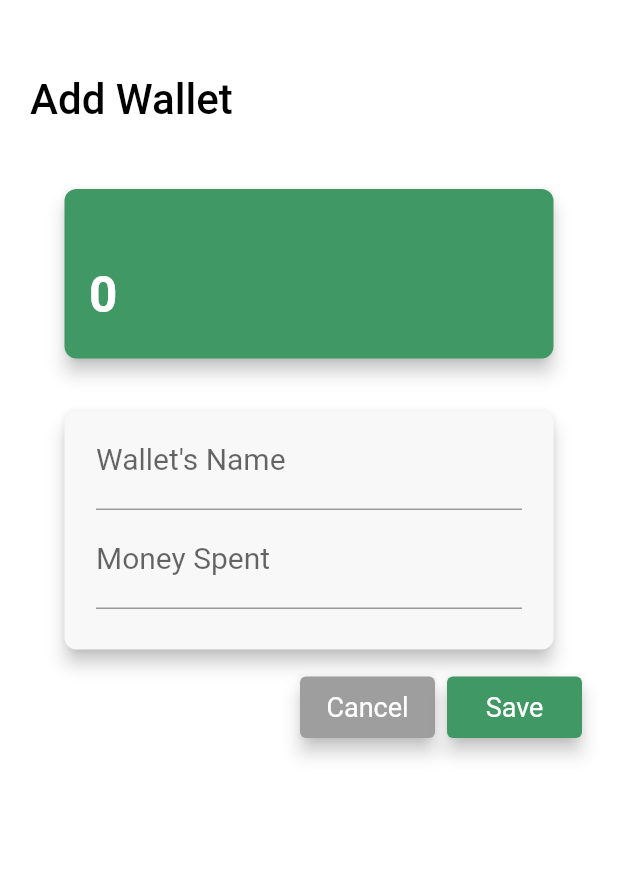
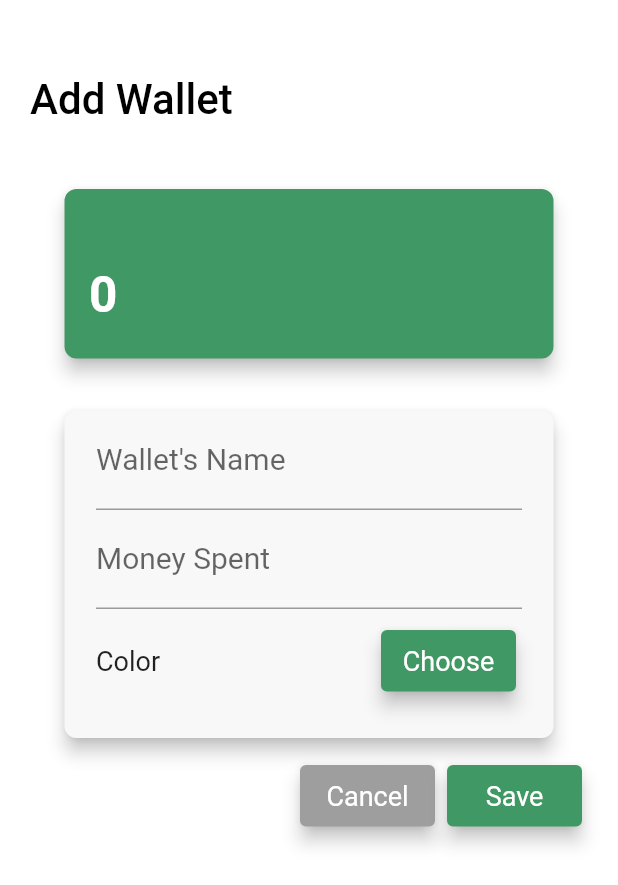
Before and after one commit to ridhoperdana/edompet, a Flutter app: the AddWallet screen opened directly, on a phone screen of 412 x 824 dp. Shown: the top 885 px of the screen. Run offline on Flutter 3.47's test engine with Material 2 defaults, Android fonts, the light colour scheme and no system bars; our stand-ins replace flutter_colorpicker, flutter_datetime_picker, flutter_svg.

Commit message:
feat: add color picker for wallet

```diff
--- a/lib/add_wallet/add_wallet.dart
+++ b/lib/add_wallet/add_wallet.dart
@@ -1,5 +1,6 @@
 import 'package:flutter/material.dart';
 import 'package:edompet/models/wallet.dart';
+import 'package:flutter_colorpicker/flutter_colorpicker.dart';
 
 class AddWalletState extends State<AddWallet> {
   int id = 2;
@@ -8,6 +9,9 @@ class AddWalletState extends State<AddWallet> {
 
   // final _formKey = GlobalKey();
   Wallet wallet = Wallet('', 0, '');
+  Color currentColor = Color.fromRGBO(64, 152, 100, 1);
+
+  void changeColor(Color color) => setState(() => currentColor = color);
 
   @override
   void initState() {
@@ -42,7 +46,7 @@ class AddWalletState extends State<AddWallet> {
               margin: EdgeInsets.fromLTRB(0, 0, 0, 27),
               child: Card(
                 elevation: 5,
-                color: Color.fromRGBO(64, 152, 100, 1),
+                color: this.currentColor,
                 shape: RoundedRectangleBorder(
                   borderRadius: BorderRadius.circular(8),
                 ),
@@ -80,6 +84,7 @@ class AddWalletState extends State<AddWallet> {
                 child: Padding(
                   padding: EdgeInsets.fromLTRB(21, 0, 21, 27),
                   child: Column(
+                    crossAxisAlignment: CrossAxisAlignment.start,
                     children: <Widget>[
                       TextFormField(
                         style: TextStyle(
@@ -113,6 +118,52 @@ class AddWalletState extends State<AddWallet> {
                           wallet.initialMoney = int.parse(val);
                         }),
                       ),
+                      Padding(
+                          padding: EdgeInsets.fromLTRB(0, 10, 0, 0),
+                          child: Row(
+                            children: <Widget>[
+                              Text(
+                                'Color',
+                                style: TextStyle(
+                                  fontSize: 18,
+                                ),
+                              ),
+                              Spacer(),
+                              InkWell(
+                                onTap: () {
+                                  showDialog(
+                                      context: context,
+                                      builder: (BuildContext context) {
+                                        return AlertDialog(
+                                          title: Text('Select a color'),
+                                          content: SingleChildScrollView(
+                                            child: BlockPicker(
+                                              pickerColor: currentColor,
+                                              onColorChanged: changeColor,
+                                            ),
+                                          ),
+                                        );
+                                      });
+                                },
+                                child: Container(
+                                  child: Card(
+                                    color: this.currentColor,
+                                    child: Container(
+                                      alignment: Alignment.center,
+                                      padding: EdgeInsets.all(10),
+                                      width: 90,
+                                      child: Text(
+                                        'Choose',
+                                        style: TextStyle(
+                                            color: Colors.white, fontSize: 18),
+                                      ),
+                                    ),
+                                    elevation: 5,
+                                  ),
+                                ),
+                              )
+                            ],
+                          ))
                     ],
                   ),
                 ),
@@ -143,7 +194,23 @@ class AddWalletState extends State<AddWallet> {
                       ),
                     ),
                   ),
-                  Container(
+                  InkWell(
+                    onTap: () {
+                      showDialog(
+                          context: context,
+                          builder: (BuildContext context) {
+                            return AlertDialog(
+                              title: Text('Select a color'),
+                              content: SingleChildScrollView(
+                                child: BlockPicker(
+                                  pickerColor: currentColor,
+                                  onColorChanged: changeColor,
+                                ),
+                              ),
+                            );
+                          });
+                    },
+                    child: Container(
                       child: Card(
                         color: Color.fromRGBO(64, 152, 100, 1),
                         child: Container(
@@ -156,6 +223,7 @@ class AddWalletState extends State<AddWallet> {
                           ),
                         ),
                         elevation: 5,
+                      ),
                     ),
                   ),
                 ],
--- a/lib/utils.dart
+++ b/lib/utils.dart
@@ -1,4 +1,5 @@
 import 'package:flutter/material.dart';
+import 'package:flutter_colorpicker/flutter_colorpicker.dart';
 
 class HexColor extends Color {
   static int _getColorFromHex(String hexColor) {
--- a/pubspec.yaml
+++ b/pubspec.yaml
@@ -21,6 +21,7 @@ dependencies:
   flutter_svg: ^0.17.4
   flutter_datetime_picker: ^1.3.8
   intl: ^0.16.1
+  flutter_colorpicker: ^0.3.4
   flutter:
     sdk: flutter
 
```
Lines whose indentation alone changed are shown as unchanged.
